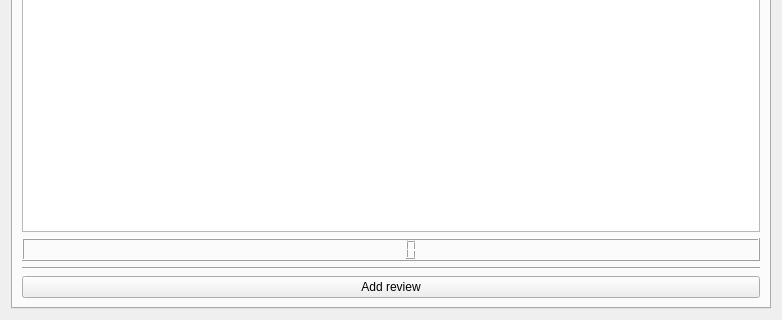
Before: the Qt Designer form 03. Python/Практика/lab7/view/qtsrc/detail_form.ui in sit2606/learning, drawn with Qt 5; both pictures show x 0 to 782 and y 372 to 692 of the 782 by 692 pixel window.
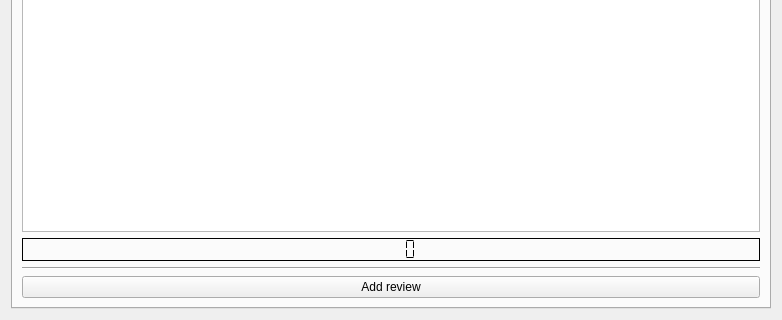
After: the same form once the commit is applied. The open tabs and pages were chosen to show the change.

```diff
--- a/03. Python/Практика/lab7/view/qtsrc/detail_form.ui
+++ b/03. Python/Практика/lab7/view/qtsrc/detail_form.ui
@@ -211,7 +211,14 @@
           <widget class="QTextEdit" name="reviewstextEdit"/>
          </item>
          <item>
-          <widget class="QLCDNumber" name="scorelcdNumber"/>
+          <widget class="QLCDNumber" name="scorelcdNumber">
+           <property name="frameShadow">
+            <enum>QFrame::Plain</enum>
+           </property>
+           <property name="segmentStyle">
+            <enum>QLCDNumber::Flat</enum>
+           </property>
+          </widget>
          </item>
          <item>
           <widget class="Line" name="line">
```
